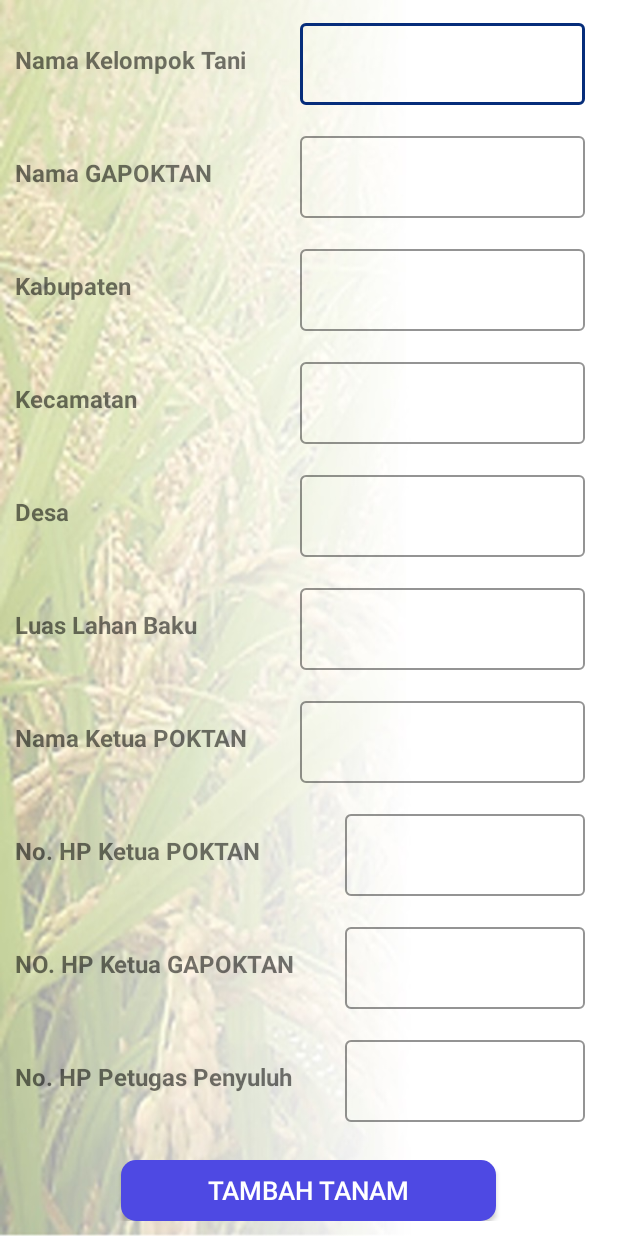
After one commit to hariszr/Field-data-input-system, an Android app: the DataKelompokTaniActivity screen opened directly, with no data from a screen before it, on a phone screen of 412 x 824 dp. The commit adds this screen. Run offline under Robolectric (Android 15) with nearby library versions, the phone set to English and light mode, and no system bars.

Commit message:
Done make layout data kelompok tani

```diff
--- /dev/null
+++ b/app/src/main/java/com/example/sisteminformasi/DataKelompokTaniActivity.kt
@@ -0,0 +1,11 @@
+package com.example.sisteminformasi
+
+import androidx.appcompat.app.AppCompatActivity
+import android.os.Bundle
+
+class DataKelompokTaniActivity : AppCompatActivity() {
+    override fun onCreate(savedInstanceState: Bundle?) {
+        super.onCreate(savedInstanceState)
+        setContentView(R.layout.activity_data_kelompok_tani)
+    }
+}
--- a/app/src/main/java/com/example/sisteminformasi/HomeActivity.kt
+++ b/app/src/main/java/com/example/sisteminformasi/HomeActivity.kt
@@ -18,5 +18,9 @@ class HomeActivity : AppCompatActivity() {
             startActivity(Intent(this@HomeActivity, Musim1Activity::class.java))
         }
 
+        binding!!.btnDataKelompokTani.setOnClickListener {
+            startActivity(Intent(this@HomeActivity, DataKelompokTaniActivity::class.java))
+        }
+
     }
 }
--- a/app/src/main/java/com/example/sisteminformasi/network/ApiRetrofit.kt
+++ b/app/src/main/java/com/example/sisteminformasi/network/ApiRetrofit.kt
@@ -19,7 +19,7 @@ class ApiRetrofit {
 
 
         val retrofit = Retrofit.Builder()
-            .baseUrl("http://192.168.1.13:80/")
+            .baseUrl("http://192.168.0.241:80/")
             .client(client)
             .addConverterFactory(GsonConverterFactory.create())
             .build()
--- a/app/src/main/java/com/example/sisteminformasi/network/RetrofitClient.kt
+++ b/app/src/main/java/com/example/sisteminformasi/network/RetrofitClient.kt
@@ -8,7 +8,7 @@ class RetrofitClient {
 
     private fun getRetrofitClient(): Retrofit{
         return Retrofit.Builder()
-            .baseUrl("http://192.168.1.13:80/")
+            .baseUrl("http://192.168.0.241:80/")
             .addConverterFactory(GsonConverterFactory.create())
             .build()
     }
--- /dev/null
+++ b/app/src/main/res/layout/activity_data_kelompok_tani.xml
@@ -0,0 +1,413 @@
+<?xml version="1.0" encoding="utf-8"?>
+<RelativeLayout
+    xmlns:android="http://schemas.android.com/apk/res/android"
+    xmlns:app="http://schemas.android.com/apk/res-auto"
+    xmlns:tools="http://schemas.android.com/tools"
+    android:layout_width="match_parent"
+    android:layout_height="match_parent"
+    android:background="@drawable/bg_background"
+    tools:context=".DataKelompokTaniActivity">
+
+    <LinearLayout
+        android:id="@+id/input_dataLL"
+        android:layout_width="match_parent"
+        android:layout_height="wrap_content"
+        android:orientation="vertical"
+        android:padding="10dp">
+
+
+        <LinearLayout
+            android:layout_width="match_parent"
+            android:layout_height="wrap_content"
+            android:orientation="horizontal"
+            android:gravity="center_vertical"
+            android:layout_marginBottom="15dp">
+            <TextView
+                android:layout_width="wrap_content"
+                android:layout_height="wrap_content"
+                android:text="Nama Kelompok Tani"
+                android:textSize="16sp"
+                android:textStyle="bold"/>
+
+            <com.google.android.material.textfield.TextInputLayout
+                android:id="@+id/kelom_TaniLayout"
+                style="@style/Widget.MaterialComponents.TextInputLayout.OutlinedBox"
+                android:layout_width="0dp"
+                android:layout_height="60dp"
+                android:layout_weight="1"
+                android:gravity="right"
+                android:layout_marginStart="12dp"
+                android:layout_marginEnd="12dp"
+                android:hint=""
+                app:boxStrokeColor="@color/dark_blue"
+                app:errorEnabled="true"
+                app:hintTextColor="@color/dark_blue">
+
+                <com.google.android.material.textfield.TextInputEditText
+                    android:id="@+id/kelom_TaniET"
+                    android:layout_width="190dp"
+                    android:layout_height="wrap_content"
+                    android:drawablePadding="12dp"
+                    android:inputType="textCapWords"
+                    android:maxLines="1" />
+            </com.google.android.material.textfield.TextInputLayout>
+
+        </LinearLayout>
+
+        <LinearLayout
+            android:layout_width="match_parent"
+            android:layout_height="wrap_content"
+            android:orientation="horizontal"
+            android:gravity="center_vertical"
+            android:layout_marginBottom="15dp">
+            <TextView
+                android:layout_width="wrap_content"
+                android:layout_height="wrap_content"
+                android:text="Nama GAPOKTAN"
+                android:textSize="16sp"
+                android:textStyle="bold"/>
+
+            <com.google.android.material.textfield.TextInputLayout
+                android:id="@+id/gapokLayout"
+                style="@style/Widget.MaterialComponents.TextInputLayout.OutlinedBox"
+                android:layout_width="0dp"
+                android:layout_height="60dp"
+                android:layout_weight="1"
+                android:gravity="right"
+                android:layout_marginStart="12dp"
+                android:layout_marginEnd="12dp"
+                android:hint=""
+                app:boxStrokeColor="@color/dark_blue"
+                app:errorEnabled="true"
+                app:hintTextColor="@color/dark_blue">
+
+                <com.google.android.material.textfield.TextInputEditText
+                    android:id="@+id/gapokET"
+                    android:layout_width="190dp"
+                    android:layout_height="wrap_content"
+                    android:drawablePadding="12dp"
+                    android:inputType="textCapWords"
+                    android:maxLines="1" />
+            </com.google.android.material.textfield.TextInputLayout>
+
+        </LinearLayout>
+
+        <LinearLayout
+            android:layout_width="match_parent"
+            android:layout_height="wrap_content"
+            android:orientation="horizontal"
+            android:gravity="center_vertical"
+            android:layout_marginBottom="15dp">
+            <TextView
+                android:layout_width="wrap_content"
+                android:layout_height="wrap_content"
+                android:text="Kabupaten"
+                android:textSize="16sp"
+                android:textStyle="bold"/>
+
+            <com.google.android.material.textfield.TextInputLayout
+                android:id="@+id/kabLayout"
+                style="@style/Widget.MaterialComponents.TextInputLayout.OutlinedBox"
+                android:layout_width="0dp"
+                android:layout_height="60dp"
+                android:layout_weight="1"
+                android:gravity="right"
+                android:layout_marginStart="12dp"
+                android:layout_marginEnd="12dp"
+                android:hint=""
+                app:boxStrokeColor="@color/dark_blue"
+                app:errorEnabled="true"
+                app:hintTextColor="@color/dark_blue">
+
+                <com.google.android.material.textfield.TextInputEditText
+                    android:id="@+id/kabET"
+                    android:layout_width="190dp"
+                    android:layout_height="wrap_content"
+                    android:drawablePadding="12dp"
+                    android:inputType="textCapWords"
+                    android:maxLines="1"/>
+            </com.google.android.material.textfield.TextInputLayout>
+
+        </LinearLayout>
+
+        <LinearLayout
+            android:layout_width="match_parent"
+            android:layout_height="wrap_content"
+            android:orientation="horizontal"
+            android:gravity="center_vertical"
+            android:layout_marginBottom="15dp">
+            <TextView
+                android:layout_width="wrap_content"
+                android:layout_height="wrap_content"
+                android:text="Kecamatan"
+                android:textSize="16sp"
+                android:textStyle="bold"/>
+
+            <com.google.android.material.textfield.TextInputLayout
+                android:id="@+id/kecLayout"
+                style="@style/Widget.MaterialComponents.TextInputLayout.OutlinedBox"
+                android:layout_width="0dp"
+                android:layout_height="60dp"
+                android:layout_weight="1"
+                android:gravity="right"
+                android:layout_marginStart="12dp"
+                android:layout_marginEnd="12dp"
+                android:hint=""
+                app:boxStrokeColor="@color/dark_blue"
+                app:errorEnabled="true"
+                app:hintTextColor="@color/dark_blue">
+
+                <com.google.android.material.textfield.TextInputEditText
+                    android:id="@+id/kecET"
+                    android:layout_width="190dp"
+                    android:layout_height="wrap_content"
+                    android:drawablePadding="12dp"
+                    android:inputType="textCapWords"
+                    android:maxLines="1"/>
+            </com.google.android.material.textfield.TextInputLayout>
+
+        </LinearLayout>
+
+        <LinearLayout
+            android:layout_width="match_parent"
+            android:layout_height="wrap_content"
+            android:orientation="horizontal"
+            android:gravity="center_vertical"
+            android:layout_marginBottom="15dp">
+            <TextView
+                android:layout_width="wrap_content"
+                android:layout_height="wrap_content"
+                android:text="Desa"
+                android:textSize="16sp"
+                android:textStyle="bold"/>
+
+            <com.google.android.material.textfield.TextInputLayout
+                android:id="@+id/desaLayout"
+                style="@style/Widget.MaterialComponents.TextInputLayout.OutlinedBox"
+                android:layout_width="0dp"
+                android:layout_height="60dp"
+                android:layout_weight="1"
+                android:gravity="right"
+                android:layout_marginStart="12dp"
+                android:layout_marginEnd="12dp"
+                android:hint=""
+                app:boxStrokeColor="@color/dark_blue"
+                app:errorEnabled="true"
+                app:hintTextColor="@color/dark_blue">
+
+                <com.google.android.material.textfield.TextInputEditText
+                    android:id="@+id/desaET"
+                    android:layout_width="190dp"
+                    android:layout_height="wrap_content"
+                    android:drawablePadding="12dp"
+                    android:inputType="textCapWords"
+                    android:maxLines="1"/>
+            </com.google.android.material.textfield.TextInputLayout>
+
+        </LinearLayout>
+
+        <LinearLayout
+            android:layout_width="match_parent"
+            android:layout_height="wrap_content"
+            android:orientation="horizontal"
+            android:gravity="center_vertical"
+            android:layout_marginBottom="15dp">
+            <TextView
+                android:layout_width="wrap_content"
+                android:layout_height="wrap_content"
+                android:text="Luas Lahan Baku"
+                android:textSize="16sp"
+                android:textStyle="bold"/>
+
+            <com.google.android.material.textfield.TextInputLayout
+                android:id="@+id/luas_BahanBakuLayout"
+                style="@style/Widget.MaterialComponents.TextInputLayout.OutlinedBox"
+                android:layout_width="0dp"
+                android:layout_height="60dp"
+                android:layout_weight="1"
+                android:gravity="right"
+                android:layout_marginStart="12dp"
+                android:layout_marginEnd="12dp"
+                android:hint=""
+                app:boxStrokeColor="@color/dark_blue"
+                app:errorEnabled="true"
+                app:hintTextColor="@color/dark_blue">
+
+                <com.google.android.material.textfield.TextInputEditText
+                    android:id="@+id/luas_BahanBakuET"
+                    android:layout_width="190dp"
+                    android:layout_height="wrap_content"
+                    android:drawablePadding="12dp"
+                    android:inputType="numberDecimal"
+                    android:maxLines="1"/>
+            </com.google.android.material.textfield.TextInputLayout>
+
+        </LinearLayout>
+
+        <LinearLayout
+            android:layout_width="match_parent"
+            android:layout_height="wrap_content"
+            android:orientation="horizontal"
+            android:gravity="center_vertical"
+            android:layout_marginBottom="15dp">
+            <TextView
+                android:layout_width="wrap_content"
+                android:layout_height="wrap_content"
+                android:text="Nama Ketua POKTAN"
+                android:textSize="16sp"
+                android:textStyle="bold"/>
+
+            <com.google.android.material.textfield.TextInputLayout
+                android:id="@+id/nama_KetuaPOKTANLayout"
+                style="@style/Widget.MaterialComponents.TextInputLayout.OutlinedBox"
+                android:layout_width="0dp"
+                android:layout_height="60dp"
+                android:layout_weight="1"
+                android:gravity="right"
+                android:layout_marginStart="12dp"
+                android:layout_marginEnd="12dp"
+                android:hint=""
+                app:boxStrokeColor="@color/dark_blue"
+                app:errorEnabled="true"
+                app:hintTextColor="@color/dark_blue">
+
+                <com.google.android.material.textfield.TextInputEditText
+                    android:id="@+id/nama_KetuaPOKTANET"
+                    android:layout_width="190dp"
+                    android:layout_height="wrap_content"
+                    android:drawablePadding="12dp"
+                    android:inputType="textCapWords"
+                    android:maxLines="1"/>
+            </com.google.android.material.textfield.TextInputLayout>
+
+        </LinearLayout>
+
+        <LinearLayout
+            android:layout_width="match_parent"
+            android:layout_height="wrap_content"
+            android:orientation="horizontal"
+            android:gravity="center_vertical"
+            android:layout_marginBottom="15dp">
+            <TextView
+                android:layout_width="wrap_content"
+                android:layout_height="wrap_content"
+                android:text="No. HP Ketua POKTAN"
+                android:textSize="16sp"
+                android:textStyle="bold"/>
+
+            <com.google.android.material.textfield.TextInputLayout
+                android:id="@+id/hp_KetuaPOKTANLayout"
+                style="@style/Widget.MaterialComponents.TextInputLayout.OutlinedBox"
+                android:layout_width="0dp"
+                android:layout_height="60dp"
+                android:layout_weight="1"
+                android:gravity="right"
+                android:layout_marginStart="12dp"
+                android:layout_marginEnd="12dp"
+                android:hint=""
+                app:boxStrokeColor="@color/dark_blue"
+                app:errorEnabled="true"
+                app:hintTextColor="@color/dark_blue">
+
+                <com.google.android.material.textfield.TextInputEditText
+                    android:id="@+id/hp_KetuaPOKTANET"
+                    android:layout_width="160dp"
+                    android:layout_height="wrap_content"
+                    android:drawablePadding="12dp"
+                    android:inputType="textCapWords"
+                    android:maxLines="1"/>
+            </com.google.android.material.textfield.TextInputLayout>
+
+        </LinearLayout>
+
+        <LinearLayout
+            android:layout_width="match_parent"
+            android:layout_height="wrap_content"
+            android:orientation="horizontal"
+            android:gravity="center_vertical"
+            android:layout_marginBottom="15dp">
+            <TextView
+                android:layout_width="wrap_content"
+                android:layout_height="wrap_content"
+                android:text="NO. HP Ketua GAPOKTAN"
+                android:textSize="16sp"
+                android:textStyle="bold"/>
+
+            <com.google.android.material.textfield.TextInputLayout
+                android:id="@+id/hp_KetuaGAPOKTANLayout"
+                style="@style/Widget.MaterialComponents.TextInputLayout.OutlinedBox"
+                android:layout_width="0dp"
+                android:layout_height="60dp"
+                android:layout_weight="1"
+                android:gravity="right"
+                android:layout_marginStart="12dp"
+                android:layout_marginEnd="12dp"
+                android:hint=""
+                app:boxStrokeColor="@color/dark_blue"
+                app:errorEnabled="true"
+                app:hintTextColor="@color/dark_blue">
+
+                <com.google.android.material.textfield.TextInputEditText
+                    android:id="@+id/hp_KetuaGAPOKTANET"
+                    android:layout_width="160dp"
+                    android:layout_height="wrap_content"
+                    android:drawablePadding="12dp"
+                    android:inputType="textCapWords"
+                    android:maxLines="1"/>
+            </com.google.android.material.textfield.TextInputLayout>
+
+        </LinearLayout>
+
+        <LinearLayout
+            android:layout_width="match_parent"
+            android:layout_height="wrap_content"
+            android:orientation="horizontal"
+            android:gravity="center_vertical"
+            android:layout_marginBottom="15dp">
+            <TextView
+                android:layout_width="wrap_content"
+                android:layout_height="wrap_content"
+                android:text="No. HP Petugas Penyuluh"
+                android:textSize="16sp"
+                android:textStyle="bold"/>
+
+            <com.google.android.material.textfield.TextInputLayout
+                android:id="@+id/hp_PetugasPenyuluhLayout"
+                style="@style/Widget.MaterialComponents.TextInputLayout.OutlinedBox"
+                android:layout_width="0dp"
+                android:layout_height="60dp"
+                android:layout_weight="1"
+                android:gravity="right"
+                android:layout_marginStart="12dp"
+                android:layout_marginEnd="12dp"
+                android:hint=""
+                app:boxStrokeColor="@color/dark_blue"
+                app:errorEnabled="true"
+                app:hintTextColor="@color/dark_blue">
+
+                <com.google.android.material.textfield.TextInputEditText
+                    android:id="@+id/hp_PetugasPenyuluhET"
+                    android:layout_width="160dp"
+                    android:layout_height="wrap_content"
+                    android:drawablePadding="12dp"
+                    android:inputType="textCapWords"
+                    android:maxLines="1"/>
+            </com.google.android.material.textfield.TextInputLayout>
+
+        </LinearLayout>
+
+            <androidx.appcompat.widget.AppCompatButton
+                android:id="@+id/btn_tambahTanam"
+                android:layout_width="250dp"
+                android:layout_height="wrap_content"
+                android:layout_gravity="center"
+                android:layout_marginTop="10dp"
+                android:background="@drawable/btn_round3"
+                android:text="TAMBAH TANAM"
+                android:textSize="17sp"
+                android:textColor="@color/white"
+                android:textStyle="normal" />
+
+    </LinearLayout>
+
+</RelativeLayout>
```
Also changed, not shown: app/src/main/AndroidManifest.xml (+6 -3 lines).
